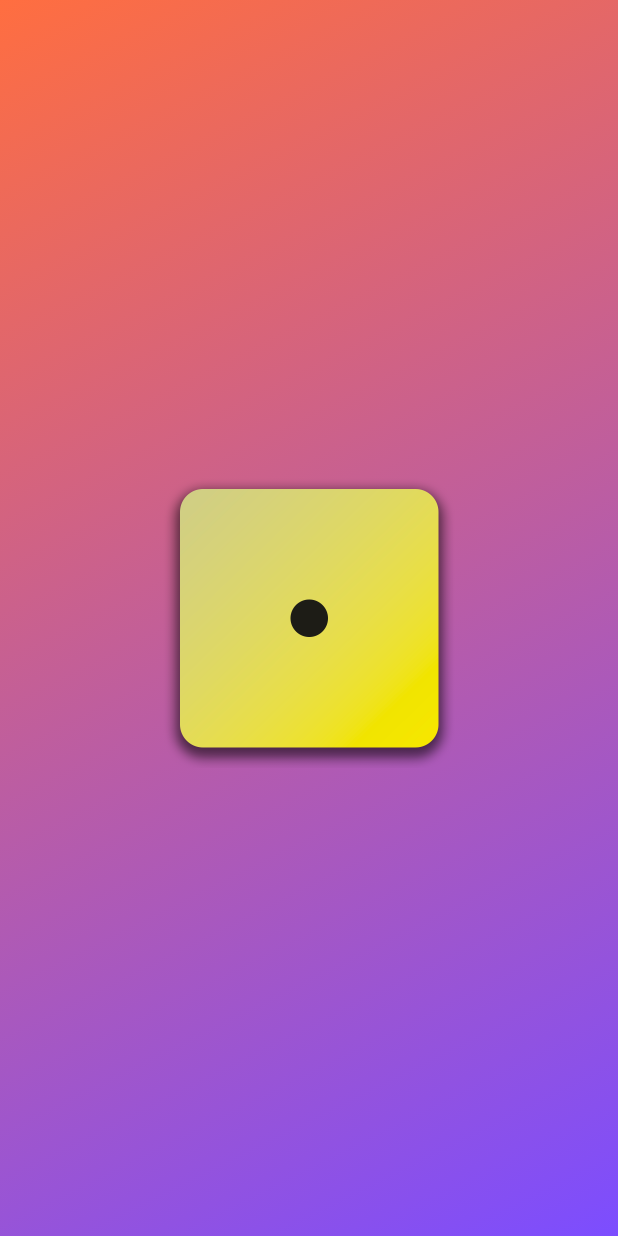
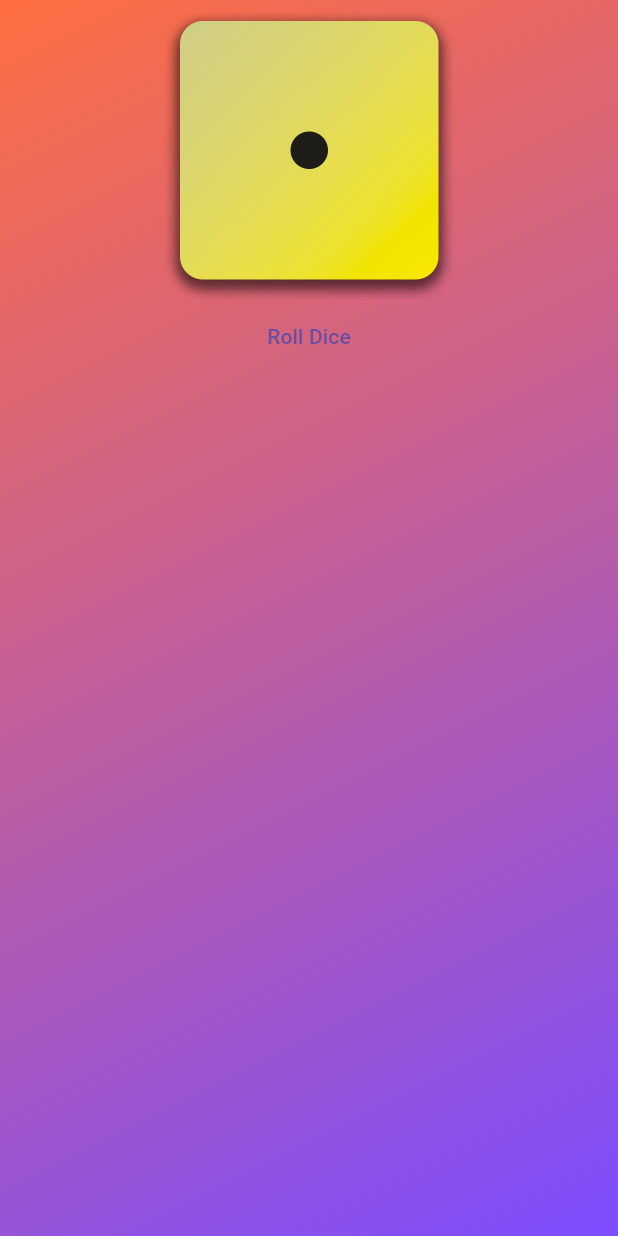
Before and after one commit to kieuminhduc01/flutter-course-Maximilian-Schwarzmuller, a Flutter app: the screen it shows after launch, on a phone screen of 412 x 824 dp. Run offline on Flutter 3.47's test engine with Material 3 defaults, Android fonts, the phone set to English and light mode, and no system bars.

Commit message:
47. Adding Buttons & Using Functions As Values

```diff
--- a/lib/gradient_container.dart
+++ b/lib/gradient_container.dart
@@ -1,4 +1,3 @@
-import 'package:first/styled_text.dart';
 import 'package:flutter/material.dart';
 
 const startAlignment = Alignment.topLeft;
@@ -12,6 +11,8 @@ class GradientContainer extends StatelessWidget {
 
   final Color color1;
   final Color color2;
+
+  void rollDice() {}
 
   @override
   Widget build(BuildContext context) {
@@ -27,9 +28,17 @@ class GradientContainer extends StatelessWidget {
         ),
       ),
       child: Center(
-        child: Image.asset(
-          'assets/images/dice-1.png',
-          width: 200,
+        child: Column(
+          children: [
+            Image.asset(
+              'assets/images/dice-1.png',
+              width: 200,
+            ),
+            TextButton(
+              onPressed: rollDice,
+              child: const Text('Roll Dice'),
+            ),
+          ],
         ),
       ),
     );
```
